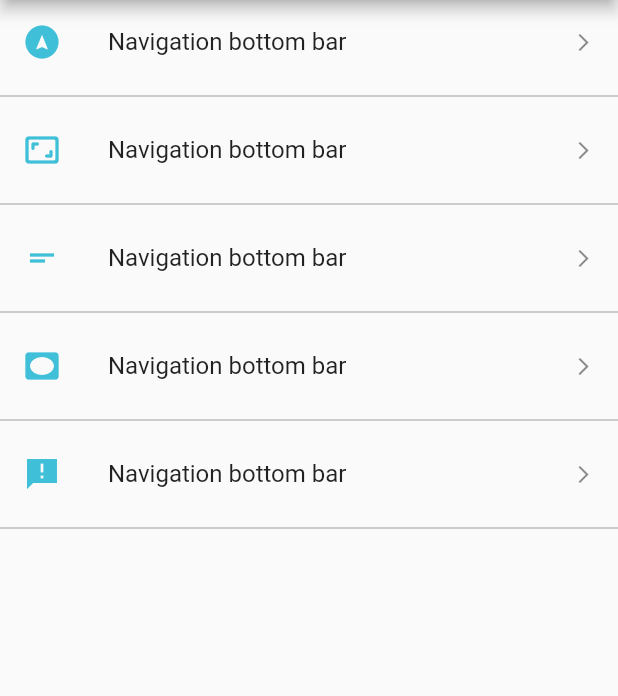
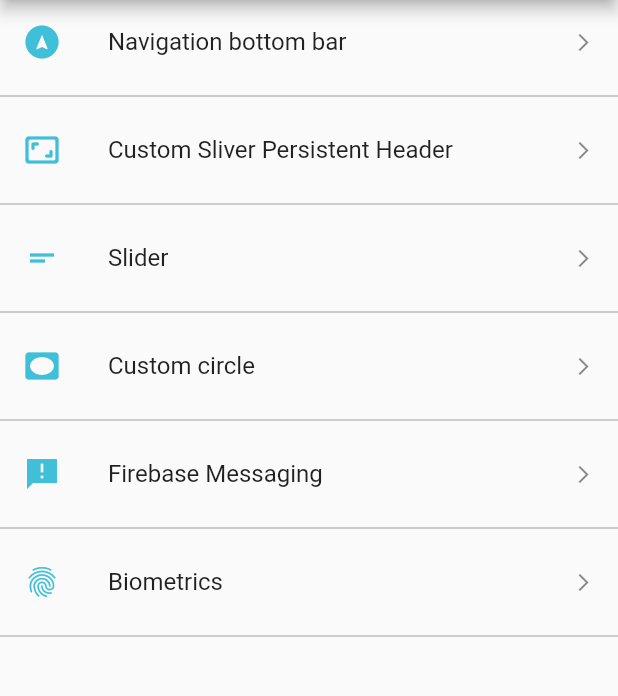
Before and after one commit to persilee/flutter_demos, a Flutter app: the screen it shows after launch, on a phone screen of 412 x 824 dp, the part 84-780 px from its top. Run offline on Flutter 3.47's test engine with Material 2 defaults, Android fonts, the phone set to English and light mode, and no system bars; our stand-ins replace firebase_core, firebase_messaging, flutter_local_notifications, local_auth; accounts and stored records are empty.

Commit message:
add something

```diff
--- a/lib/main.dart
+++ b/lib/main.dart
@@ -4,6 +4,7 @@ import 'package:flutter/foundation.dart';
 import 'package:flutter/material.dart';
 import 'package:flutter/services.dart';
 import 'package:flutter_demos/custom_circle/custom_circle_page.dart';
+import 'package:flutter_demos/local_auth/local_auth_page.dart';
 import 'package:flutter_demos/nav_bttom_gif/nav_bottom_gif.dart';
 import 'package:flutter_demos/push_notification/push_notification_page.dart';
 import 'package:flutter_demos/push_notification/push_notification_service.dart';
@@ -30,28 +31,9 @@ class _MyAppState extends State<MyApp> {
   @override
   void initState() {
     super.initState();
-    PushNotificationService.instance.getInitialMessage((message) {
-      Navigator.push(
-        context,
-        MaterialPageRoute(
-          builder: (context) {
-            return PushNotificationPage(message: message);
-          },
-        ),
-      );
-    });
+
     PushNotificationService.instance.initialise();
     PushNotificationService.instance.getToken();
-    PushNotificationService.onMessageOpenedApp((message) {
-      Navigator.push(
-        context,
-        MaterialPageRoute(
-          builder: (context) {
-            return PushNotificationPage(message: message);
-          },
-        ),
-      );
-    });
   }
 
   getToken() async {
@@ -104,6 +86,31 @@ class MyHomePage extends StatefulWidget {
 
 class _MyHomePageState extends State<MyHomePage> {
   @override
+  void initState() {
+    super.initState();
+    PushNotificationService.instance.getInitialMessage((message) {
+      Navigator.push(
+        context,
+        MaterialPageRoute(
+          builder: (context) {
+            return PushNotificationPage(message: message);
+          },
+        ),
+      );
+    });
+    PushNotificationService.onMessageOpenedApp((message) {
+      Navigator.push(
+        context,
+        MaterialPageRoute(
+          builder: (context) {
+            return PushNotificationPage(message: message);
+          },
+        ),
+      );
+    });
+  }
+
+  @override
   Widget build(BuildContext context) {
     return Scaffold(
       appBar: AppBar(
@@ -119,32 +126,44 @@ class _MyHomePageState extends State<MyHomePage> {
           // 底部导航栏Gif动画效果
           _buildListItem(
             context: context,
+            name: 'Navigation bottom bar',
             icon: Icons.assistant_navigation,
             page: const NavBottomGif(),
           ),
           // 头像随滚动移效果
           _buildListItem(
             context: context,
+            name: 'Custom Sliver Persistent Header',
             icon: Icons.aspect_ratio_rounded,
             page: const CustomSliverPersistentHeader(),
           ),
           // 自定义的滑动组件
           _buildListItem(
             context: context,
+            name: 'Slider',
             icon: Icons.short_text_sharp,
             page: const CustomSliderPage(),
           ),
           // 自定义的圆圈
           _buildListItem(
             context: context,
+            name: 'Custom circle',
             icon: Icons.vignette_rounded,
             page: const CustomCirclePage(),
           ),
           // google消息推送
           _buildListItem(
             context: context,
+            name: 'Firebase Messaging',
             icon: Icons.announcement_sharp,
             page: const PushNotificationPage(),
+          ),
+          // 生物识别
+          _buildListItem(
+            context: context,
+            name: 'Biometrics',
+            icon: Icons.fingerprint,
+            page: const LocalAuthPage(),
           ),
         ],
       ),
@@ -152,13 +171,14 @@ class _MyHomePageState extends State<MyHomePage> {
   }
 
   Column _buildListItem(
-      {required BuildContext context,
+      {required String name,
+      required BuildContext context,
       required IconData icon,
       required Widget page}) {
     return Column(
       children: [
         ListTile(
-          title: const Text('Navigation bottom bar'),
+          title: Text(name),
           leading: Icon(
             icon,
             color: const Color(0xff3FC0D8),
--- a/pubspec.yaml
+++ b/pubspec.yaml
@@ -37,6 +37,7 @@ dependencies:
   firebase_core: ^1.12.0
   flutter_local_notifications: ^9.5.3+1
   firebase_messaging: ^11.2.7
+  local_auth: ^2.1.0
 
 dev_dependencies:
   flutter_test:
```
Also changed, not shown: lib/local_auth/local_auth.dart (added, +38 -0 lines), lib/local_auth/local_auth_page.dart (added, +47 -0 lines), pubspec.lock, 11 other files.
